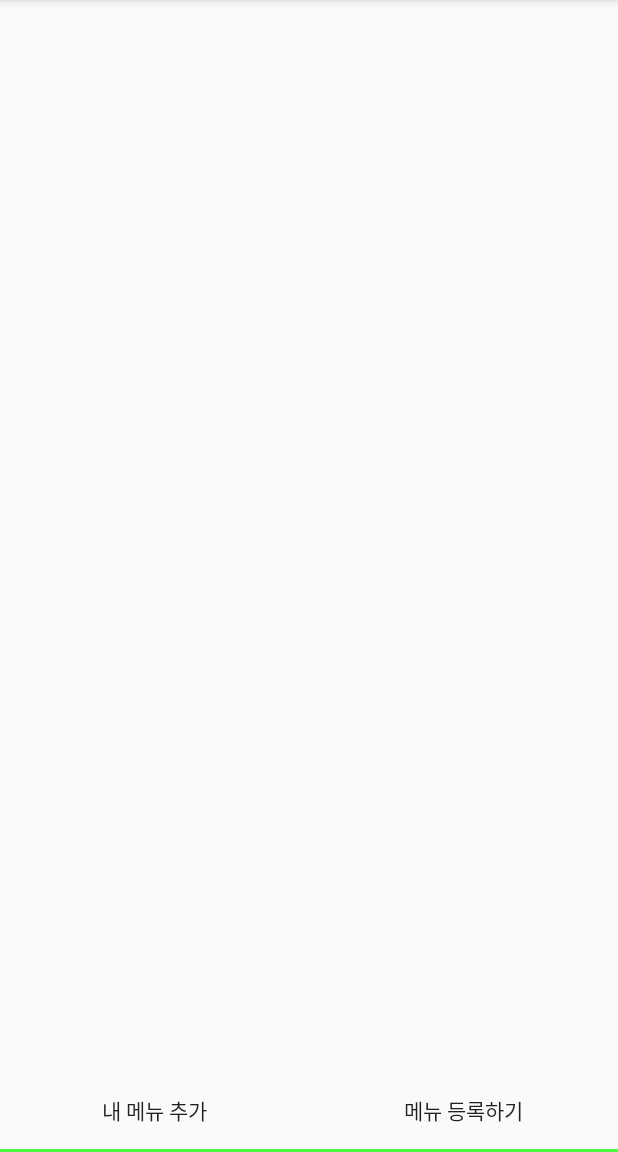
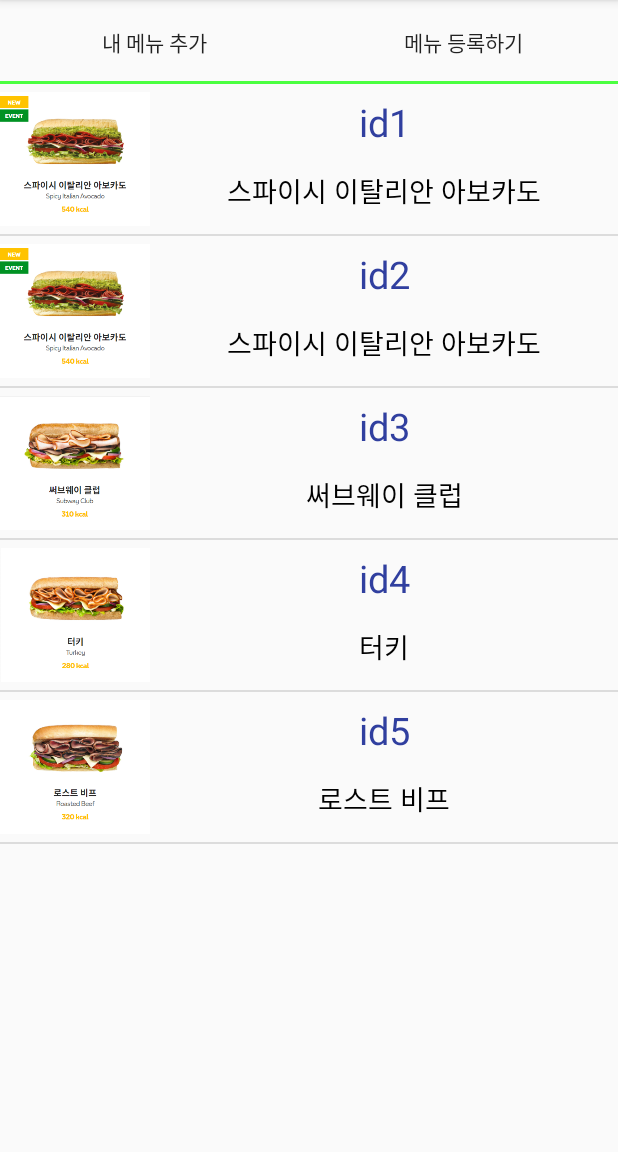
Before and after one commit to puppy9207/SubwayApp, an Android app: the fragment MyMenu shown on its own in the app's theme, on a phone screen of 412 x 824 dp, the part 84-1236 px from its top. Run offline under Robolectric (Android 15) with nearby library versions, the phone set to English and light mode, and no system bars.

```diff
--- /dev/null
+++ b/app/src/main/java/com/example/puppy/subwayapp/ListMyView.java
@@ -0,0 +1,49 @@
+package com.example.puppy.subwayapp;
+
+import android.content.Context;
+import android.util.AttributeSet;
+import android.view.LayoutInflater;
+import android.widget.ImageView;
+import android.widget.LinearLayout;
+import android.widget.TextView;
+
+/**
+ * Created by puppy on 2018-06-19.
+ */
+
+public class ListMyView extends LinearLayout {
+
+    ImageView img;
+    TextView tv1;
+    TextView tv2;
+
+    public ListMyView(Context context) {
+        super(context);
+        init(context);
+    }
+
+    public ListMyView(Context context, AttributeSet attrs){
+        super(context,attrs);
+        init(context);
+    }
+
+    private void init(Context context) {
+        LayoutInflater inflater = (LayoutInflater)
+                context.getSystemService(Context.LAYOUT_INFLATER_SERVICE);
+        inflater.inflate(R.layout.list_mymenu,this,true);
+        img = (ImageView)findViewById(R.id.img1);
+        tv1 = (TextView)findViewById(R.id.myTitle);
+        tv2 = (TextView)findViewById(R.id.myValue);
+    }
+
+    public void setMyTitle(String myTitle){
+        tv1.setText(myTitle);
+    }
+    public void setMyValue(String myValue){
+        tv2.setText(myValue);
+    }
+    public void setMyImg(int myImg){
+        img.setImageResource(myImg);
+    }
+
+}
--- a/app/src/main/java/com/example/puppy/subwayapp/MyMenu.java
+++ b/app/src/main/java/com/example/puppy/subwayapp/MyMenu.java
@@ -4,13 +4,16 @@ package com.example.puppy.subwayapp;
 import android.content.Intent;
 import android.os.Bundle;
 import android.support.v4.app.Fragment;
-import android.support.v4.app.FragmentPagerAdapter;
-import android.support.v4.view.ViewPager;
 import android.view.LayoutInflater;
 import android.view.View;
 import android.view.ViewGroup;
+import android.widget.BaseAdapter;
 import android.widget.Button;
-import android.widget.LinearLayout;
+import android.widget.ListView;
+
+import com.example.puppy.subwayapp.vo.MyListVO;
+
+import java.util.ArrayList;
 
 
 /**
@@ -19,6 +22,9 @@ import android.widget.LinearLayout;
 public class MyMenu extends Fragment {
 
     Button btn4;
+    ListView myList;
+    MyMenuAdapter adapter;
+
 
     public MyMenu() {
         // Required empty public constructor
@@ -28,9 +34,40 @@ public class MyMenu extends Fragment {
     @Override
     public View onCreateView(LayoutInflater inflater, ViewGroup container,
                              Bundle savedInstanceState) {
+
+        String kImgName[] = {"베이컨 에그 & 치즈", "블랙 포레스트햄 에그 & 치즈", "비엘티", "치킨 베이컨 랜치","치킨 데리야끼",
+                "에그마요","햄","이탈리안 비엠티","미트볼","풀드 포크","로스트 비프","로스트 치킨","로티세리 치킨", "스파이시 이탈리안",
+                "스파이시 이탈리안 아보카도", "스테이크 & 치즈", "스테이크 에그 & 치즈", "써브웨이 클럽", "써브웨이 멜트", "참치","터키","터키 베이컨",
+                "터키 베이컨 아보카도", "베지", "웨스턴 에그 & 치즈"
+        };
+        int kindImg[] = {R.drawable.k1,R.drawable.k2,R.drawable.k3,R.drawable.k4,R.drawable.k5,R.drawable.k6,
+                R.drawable.k7,R.drawable.k8,R.drawable.k9,R.drawable.k10,R.drawable.k11,R.drawable.k12,R.drawable.k13,
+                R.drawable.k14,R.drawable.k15,R.drawable.k16,R.drawable.k17,R.drawable.k18,R.drawable.k19,R.drawable.k20,
+                R.drawable.k21,R.drawable.k22,R.drawable.k23,R.drawable.k24,R.drawable.k25
+        };
+        //이상 위에 두개는 건들지 말것 한번 돌려보면 감이 잡힐거임
+
+
+        String[] title = {"id1","id2","id3","id4","id5"};//DB에서 가져온 customId
+        String[] kind = {"스파이시 이탈리안 아보카도","스파이시 이탈리안 아보카도","써브웨이 클럽","터키","로스트 비프"};//Custom에 저장된 종류 문자열 아마 name으로 되어있던거같은데
         // Inflate the layout for this fragment
         ViewGroup root = (ViewGroup) inflater.inflate(R.layout.fragment_my_menu, container, false);
         btn4 = root.findViewById(R.id.button4);
+        adapter = new MyMenuAdapter();
+        myList = (ListView)root.findViewById(R.id.myList);
+        int a[] = new int[title.length];
+        for (int i=0;i<title.length;i++){
+            for(int j=0;j<kind.length;j++){
+                for(int w=0;w<kImgName.length;w++){
+                    if (kind[j].equals(kImgName[w])){
+                        a[j]=w;
+                    }
+                }
+            }
+            adapter.addItem(new MyListVO(title[i],kind[i],kindImg[a[i]]));
+        }
+        myList.setAdapter(adapter);
+
         btn4.setOnClickListener(v -> {
             Intent intent=new Intent(getActivity(),CustomActivity.class);
             startActivity(intent);
@@ -39,4 +76,38 @@ public class MyMenu extends Fragment {
         return root;
     }
 
+    public class MyMenuAdapter extends BaseAdapter{
+        ArrayList<MyListVO> items = new ArrayList<MyListVO>();
+
+        @Override
+        public int getCount() {
+            return items.size();
+        }
+
+        public void addItem(MyListVO vo){
+            items.add(vo);
+        }
+
+        @Override
+        public Object getItem(int position) {
+            return items.get(position);
+        }
+
+        @Override
+        public long getItemId(int position) {
+            return position;
+        }
+
+        @Override
+        public View getView(int position, View convertView, ViewGroup parent) {
+            ListMyView view = new ListMyView(getActivity());
+            MyListVO vo = items.get(position);
+            view.setMyTitle(vo.getTitle());
+            view.setMyValue(vo.getName());
+            view.setMyImg(vo.getResId());
+
+            return view;
+        }
+    }
+
 }
--- /dev/null
+++ b/app/src/main/java/com/example/puppy/subwayapp/vo/MyListVO.java
@@ -0,0 +1,41 @@
+package com.example.puppy.subwayapp.vo;
+
+/**
+ * Created by puppy on 2018-06-19.
+ */
+
+public class MyListVO {
+    String title;
+    String name;
+    int resId;
+
+    public MyListVO(String title, String name, int resId) {
+        this.title = title;
+        this.name = name;
+        this.resId = resId;
+    }
+
+    public String getTitle() {
+        return title;
+    }
+
+    public void setTitle(String title) {
+        this.title = title;
+    }
+
+    public String getName() {
+        return name;
+    }
+
+    public void setName(String name) {
+        this.name = name;
+    }
+
+    public int getResId() {
+        return resId;
+    }
+
+    public void setResId(int resId) {
+        this.resId = resId;
+    }
+}
--- a/app/src/main/res/layout/fragment_home_menu.xml
+++ b/app/src/main/res/layout/fragment_home_menu.xml
@@ -61,7 +61,7 @@
                 android:layout_gravity="center_vertical"
                 android:layout_marginLeft="40dp"
                 android:layout_weight="1"
-                android:text="Other's Reicipe"
+                android:text="내 정보"
                 android:textColor="@android:color/background_light"
                 android:textSize="24sp" />
         </LinearLayout>
--- a/app/src/main/res/layout/fragment_my_menu.xml
+++ b/app/src/main/res/layout/fragment_my_menu.xml
@@ -9,19 +9,6 @@
         android:layout_width="match_parent"
         android:layout_height="match_parent"
         android:orientation="vertical">
-
-        <LinearLayout
-            android:layout_width="match_parent"
-            android:layout_height="match_parent"
-            android:layout_gravity="center"
-            android:layout_weight="1"
-            android:orientation="vertical">
-
-            <ListView
-                android:id="@+id/myList"
-                android:layout_width="match_parent"
-                android:layout_height="match_parent" />
-        </LinearLayout>
 
         <LinearLayout
             android:layout_width="match_parent"
@@ -44,6 +31,20 @@
                 android:layout_weight="1"
                 android:text="메뉴 등록하기" />
         </LinearLayout>
+
+        <LinearLayout
+            android:layout_width="match_parent"
+            android:layout_height="match_parent"
+            android:layout_gravity="center"
+            android:layout_weight="1"
+            android:orientation="vertical">
+
+            <ListView
+                android:id="@+id/myList"
+                android:layout_width="match_parent"
+                android:layout_height="match_parent" />
+        </LinearLayout>
+
     </LinearLayout>
 
 </LinearLayout>
--- /dev/null
+++ b/app/src/main/res/layout/list_mymenu.xml
@@ -0,0 +1,49 @@
+<?xml version="1.0" encoding="utf-8"?>
+<LinearLayout xmlns:android="http://schemas.android.com/apk/res/android"
+    xmlns:app="http://schemas.android.com/apk/res-auto"
+    android:layout_width="match_parent"
+    android:layout_height="wrap_content"
+    android:orientation="vertical">
+
+    <LinearLayout
+        android:layout_width="match_parent"
+        android:layout_height="wrap_content"
+        android:orientation="horizontal">
+
+        <ImageView
+            android:id="@+id/img1"
+            android:layout_width="200dp"
+            android:layout_height="100dp"
+            android:layout_weight="1"
+            app:srcCompat="@drawable/ad7" />
+
+        <LinearLayout
+            android:layout_width="match_parent"
+            android:layout_height="match_parent"
+            android:layout_weight="1"
+            android:orientation="vertical">
+
+            <TextView
+                android:id="@+id/myTitle"
+                android:layout_width="match_parent"
+                android:layout_height="wrap_content"
+                android:layout_marginTop="8dp"
+                android:gravity="center"
+                android:text="제목"
+                android:textColor="@color/colorPrimaryDark"
+                android:textSize="25sp" />
+
+            <TextView
+                android:id="@+id/myValue"
+                android:layout_width="match_parent"
+                android:layout_height="match_parent"
+                android:gravity="center"
+                android:text="종류"
+                android:textColor="@color/black"
+                android:textSize="18sp" />
+
+        </LinearLayout>
+
+    </LinearLayout>
+
+</LinearLayout>
```
Also changed, not shown: app/src/main/java/com/example/puppy/subwayapp/HomeMenu.java (+7 -0 lines), app/src/main/java/com/example/puppy/subwayapp/ListItemView.java (added, +41 -0 lines), app/src/main/java/com/example/puppy/subwayapp/MainActivity.java (+42 -2 lines), app/src/main/java/com/example/puppy/subwayapp/Notice.java (added, +110 -0 lines), app/src/main/java/com/example/puppy/subwayapp/NoticeContext.java (added, +47 -0 lines), app/src/main/java/com/example/puppy/subwayapp/vo/ListVO.java (added, +32 -0 lines), app/src/main/res/layout/fragment_notice.xml (added, +14 -0 lines), app/src/main/res/layout/fragment_notice_context.xml (added, +40 -0 lines), app/src/main/res/layout/list_notice.xml (added, +22 -0 lines), app/src/main/res/menu/menu_main.xml (added, +7 -0 lines).
